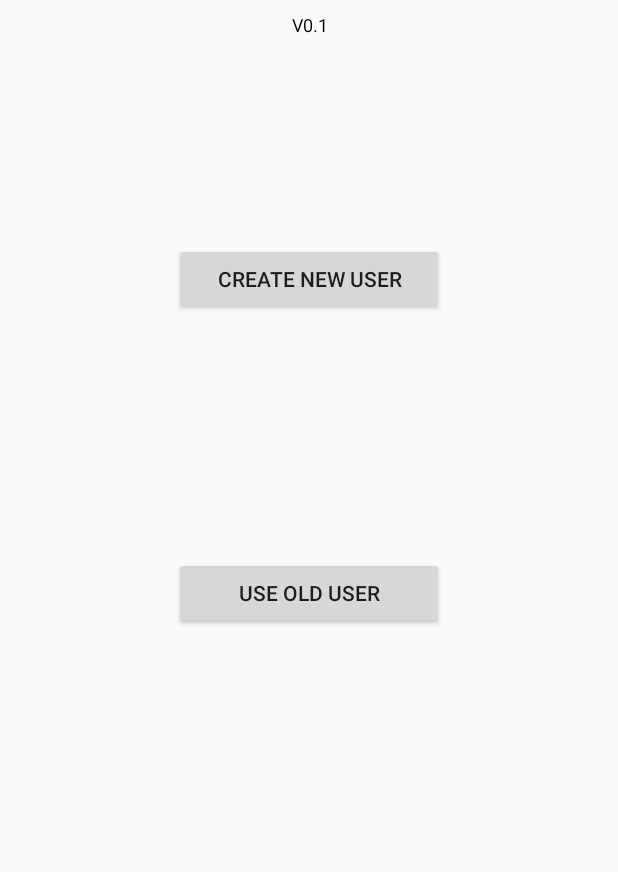
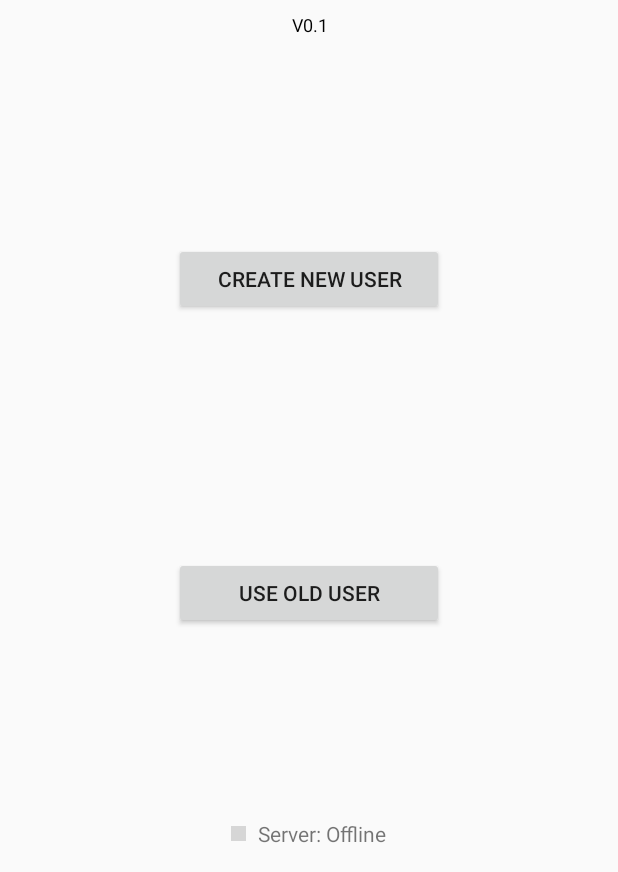
Before and after one commit to iwaynee/paste-tube-client, an Android app: the screen it shows after launch (MainActivity), on a phone screen of 412 x 824 dp, the part 364-1236 px from its top. Run offline under Robolectric (Android 15) with nearby library versions, the phone set to English and light mode, and no system bars; grey boxes are pictures that could not be loaded.

Commit message:
Added Feature to Check if server is online.

```diff
--- a/PasteTube/app/src/main/AndroidManifest.xml
+++ b/PasteTube/app/src/main/AndroidManifest.xml
@@ -2,6 +2,7 @@
 <manifest xmlns:android="http://schemas.android.com/apk/res/android"
     package="com.example.heinzeri.pastetube">
 
+    <uses-permission android:name="android.permission.ACCESS_NETWORK_STATE" />
     <uses-permission android:name="android.permission.INTERNET" />
     <uses-permission android:name="android.permission.CAMERA" />
 
--- /dev/null
+++ b/PasteTube/app/src/main/java/com/example/heinzeri/pastetube/Constant.java
@@ -0,0 +1,7 @@
+package com.example.heinzeri.pastetube;
+
+public class Constant {
+    public static final String SERVER_URL = "https://paste-tube.herokuapp.com";
+    public static final String VERSION = "V0.1";
+
+}
--- a/PasteTube/app/src/main/java/com/example/heinzeri/pastetube/LoggedInActivity.java
+++ b/PasteTube/app/src/main/java/com/example/heinzeri/pastetube/LoggedInActivity.java
@@ -8,7 +8,7 @@ import android.graphics.Color;
 import android.support.v7.app.AppCompatActivity;
 import android.os.Bundle;
 import android.util.Log;
-import android.view.View;
+
 import android.widget.ImageView;
 import android.widget.TextView;
 
@@ -19,7 +19,7 @@ import com.google.zxing.qrcode.QRCodeWriter;
 
 import org.json.JSONArray;
 import org.json.JSONException;
-import org.json.JSONObject;
+
 
 import java.io.BufferedReader;
 import java.io.IOException;
--- a/PasteTube/app/src/main/java/com/example/heinzeri/pastetube/MainActivity.java
+++ b/PasteTube/app/src/main/java/com/example/heinzeri/pastetube/MainActivity.java
@@ -1,24 +1,100 @@
 package com.example.heinzeri.pastetube;
 
+import android.content.Context;
 import android.content.Intent;
+import android.graphics.Color;
+import android.net.ConnectivityManager;
+import android.net.NetworkInfo;
+import android.os.Bundle;
+import android.os.Handler;
+
 import android.support.v7.app.AppCompatActivity;
-import android.os.Bundle;
+import android.util.Log;
 import android.view.View;
 import android.widget.Button;
+import android.widget.ImageView;
+import android.widget.TextView;
 
+import java.io.BufferedInputStream;
+import java.io.IOException;
+
+import java.io.InputStream;
+import java.net.HttpURLConnection;
+import java.net.InetSocketAddress;
+import java.net.MalformedURLException;
+import java.net.Socket;
+import java.net.SocketTimeoutException;
+import java.net.URL;
+import java.net.UnknownHostException;
+
+import javax.net.ssl.HttpsURLConnection;
 
 public class MainActivity extends AppCompatActivity {
     public static String TAG = "PasteTube";
     public static final String MESSAGE_USERID = "com.example.heinzeri.pastetube.USERID";
 
-    private Button button_create_user;
-    private Button button_old_user;
+    private TextView version_text;
+    private TextView online_text;
+    private ImageView online_image;
 
+    Handler handler;
+    Runnable runnable;
 
     @Override
     protected void onCreate(Bundle savedInstanceState) {
         super.onCreate(savedInstanceState);
+
+        handler = new Handler();
+    }
+
+    @Override
+    protected void onResume() {
+        super.onResume();
+
         setContentView(R.layout.activity_main);
+        version_text = findViewById(R.id.textView2);
+        online_text = findViewById(R.id.textView4);
+        online_image = findViewById(R.id.imageView);
+        version_text.setText(Constant.VERSION);
+
+        // Start a function to check the server status.
+        handler.postDelayed(
+                runnable = new Runnable(){
+                    @Override
+                    public void run() {
+                        new Thread(new Runnable() {
+                            @Override
+                            public void run() {
+                                final Boolean running = isServerReachable(getApplicationContext());
+
+                                runOnUiThread(new Runnable() {
+                                    @Override
+                                    public void run() {
+                                        if (running){
+                                            online_text.setText("Server: Online");
+                                            online_image.setColorFilter(Color.GREEN);
+                                        } else {
+                                            online_text.setText("Server: Offline");
+                                            online_image.setColorFilter(Color.RED);
+
+                                        }
+                                    }
+                                });
+
+                            }
+                        }).start();
+
+                        handler.postDelayed(runnable, 5000);
+                    }
+                }, 0
+        );
+    }
+
+    @Override
+    protected void onPause() {
+        super.onPause();
+        handler.removeCallbacks(runnable); //stop handler when activity not visible
+
     }
 
     public void click_create_user(View view){
@@ -34,4 +110,42 @@ public class MainActivity extends AppCompatActivity {
         //intent.putExtra(MESSAGE_USERID, message);
         startActivity(intent);
     }
+
+    //@RequiresApi(api = Build.VERSION_CODES.KITKAT)
+    static public boolean isServerReachable(Context context) {
+
+        ConnectivityManager cm = (ConnectivityManager) context.getSystemService(Context.CONNECTIVITY_SERVICE);
+        NetworkInfo netInfo = cm.getActiveNetworkInfo();
+        if (netInfo != null && netInfo.isConnected()) {
+            HttpURLConnection urlc = null;
+            int resonse = 0;
+
+            try {
+
+
+                URL url = new URL(Constant.SERVER_URL);   // Change to "http://google.com" for www  test.
+                urlc = (HttpURLConnection) url.openConnection();
+                urlc.setConnectTimeout(3 * 1000);          // 10 s.
+                urlc.connect();
+                resonse = urlc.getResponseCode();
+
+            } catch (MalformedURLException e1) {
+                return false;
+            } catch (IOException e) {
+                return false;
+
+            } finally {
+                if (urlc != null) {
+                    urlc.disconnect();
+                }
+            }
+            if (resonse == 200) {        // 200 = "OK" code (http connection is fine).
+                Log.wtf("Connection", "Success !");
+                return true;
+            } else {
+                return false;
+            }
+        }
+        return false;
+    }
 }
--- a/PasteTube/app/src/main/java/com/example/heinzeri/pastetube/PasteTube.java
+++ b/PasteTube/app/src/main/java/com/example/heinzeri/pastetube/PasteTube.java
@@ -13,7 +13,6 @@ import org.json.JSONArray;
 import org.json.JSONException;
 import org.json.JSONObject;
 
-import java.util.List;
 import java.util.concurrent.ExecutionException;
 
 
--- a/PasteTube/app/src/main/res/layout/activity_main.xml
+++ b/PasteTube/app/src/main/res/layout/activity_main.xml
@@ -27,7 +27,6 @@
         android:layout_width="wrap_content"
         android:layout_height="wrap_content"
         android:layout_marginTop="8dp"
-        android:text="V0.1"
         android:textColor="@android:color/background_dark"
         android:textSize="12sp"
         app:layout_constraintHorizontal_bias="0.502"
@@ -50,11 +49,47 @@
         android:id="@+id/button_use_qr"
         android:layout_width="180dp"
         android:layout_height="48dp"
+        android:onClick="click_use_qr"
         android:text="Use old User"
         app:layout_constraintBottom_toBottomOf="parent"
         app:layout_constraintEnd_toEndOf="parent"
         app:layout_constraintStart_toStartOf="parent"
-        app:layout_constraintTop_toBottomOf="@+id/button_create_user"
-        android:onClick="click_use_qr"/>
+        app:layout_constraintTop_toBottomOf="@+id/button_create_user" />
+
+    <android.support.constraint.ConstraintLayout
+        android:layout_width="wrap_content"
+        android:layout_height="wrap_content"
+        android:layout_marginStart="8dp"
+        android:layout_marginLeft="8dp"
+        android:layout_marginEnd="8dp"
+        android:layout_marginRight="8dp"
+        android:layout_marginBottom="16dp"
+        app:layout_constraintBottom_toBottomOf="parent"
+        app:layout_constraintEnd_toEndOf="parent"
+        app:layout_constraintStart_toStartOf="parent">
+
+        <TextView
+            android:id="@+id/textView4"
+            android:layout_width="wrap_content"
+            android:layout_height="wrap_content"
+            android:layout_marginStart="8dp"
+            android:layout_marginLeft="8dp"
+            android:text="Server: Offline"
+            app:layout_constraintBottom_toBottomOf="parent"
+            app:layout_constraintEnd_toEndOf="parent"
+            app:layout_constraintStart_toEndOf="@+id/imageView"
+            app:layout_constraintTop_toTopOf="parent" />
+
+        <ImageView
+            android:id="@+id/imageView"
+            android:layout_width="10dp"
+            android:layout_height="10dp"
+            android:adjustViewBounds="false"
+            android:cropToPadding="false"
+            app:layout_constraintBottom_toBottomOf="parent"
+            app:layout_constraintStart_toStartOf="parent"
+            app:layout_constraintTop_toTopOf="parent"
+            app:srcCompat="@color/viewfinder_laser" />
+    </android.support.constraint.ConstraintLayout>
 
 </android.support.constraint.ConstraintLayout>
```
